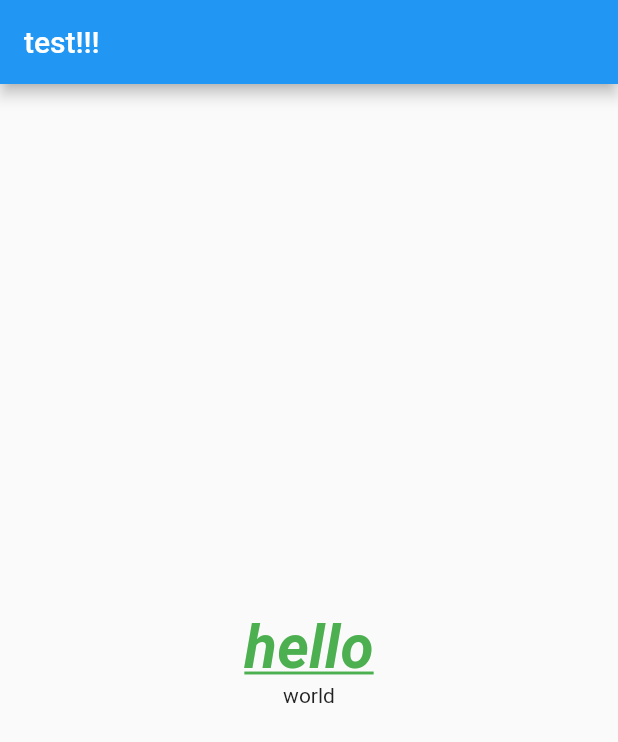
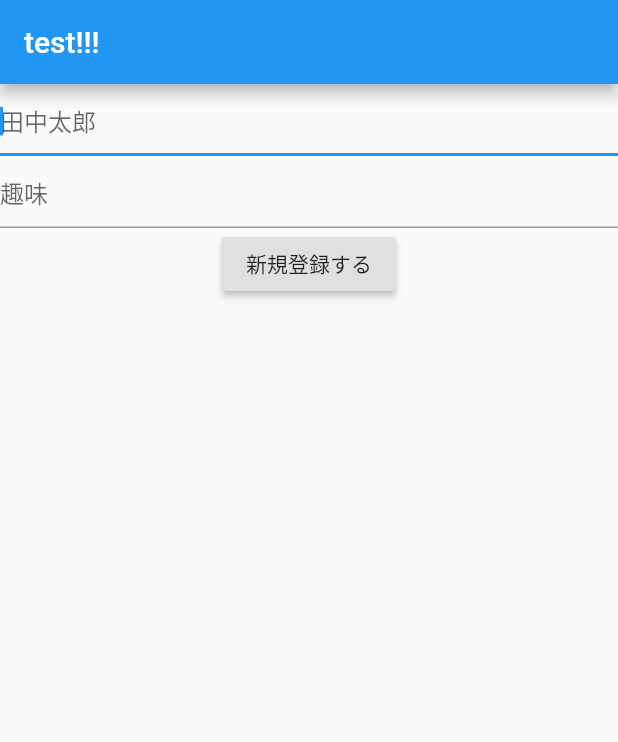
Before and after one commit to takumi1005/flutter-lerning, a Flutter app: the screen it shows after launch, on a phone screen of 412 x 824 dp. Shown: the top 742 px of the screen. Run offline on Flutter 3.47's test engine with Material 2 defaults, Android fonts, the phone set to English and light mode, and no system bars.

Commit message:
入力フォームの基本

```diff
--- a/lib/main.dart
+++ b/lib/main.dart
@@ -39,6 +39,10 @@ class _MyHomePageState extends State<MyHomePage> {
 
   String text = '次へ';
 
+  final myFocusNode = FocusNode();
+
+  String name;
+
   @override
   Widget build(BuildContext context) {
     return Scaffold(
@@ -48,25 +52,31 @@ class _MyHomePageState extends State<MyHomePage> {
       body: Container(
         width: double.infinity,
         child: Column(
-          mainAxisAlignment: MainAxisAlignment.center,
-          crossAxisAlignment: CrossAxisAlignment.center,
           children: <Widget>[
-            Text(
-              'hello',
-              style: TextStyle(
-                fontSize: 40,
-                color: Colors.green,
-                fontWeight: FontWeight.bold,
-                fontStyle: FontStyle.italic,
-                decoration: TextDecoration.underline,
+            TextField(
+              autofocus: true,
+              decoration: InputDecoration(
+                hintText: '田中太郎',
+              ),
+              onChanged: (text) {
+                name = text;
+              },
+            ),
+            TextField(
+              autofocus: true,
+              decoration: InputDecoration(
+                hintText: '趣味',
               ),
             ),
-            Text('world')
+            RaisedButton(
+              child: Text('新規登録する'),
+              onPressed: () {
+                // TODO: ここにフォーカスするためのコード
+              },
+            ),
           ],
         ),
       ),
     );
   }
 }
-
-// git test
```
